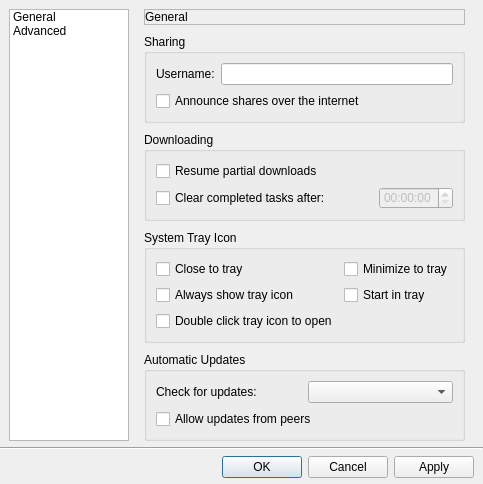
Old version of the form src/qt-gui/DialogPreferences.ui in the repository MrHacky/uftt.
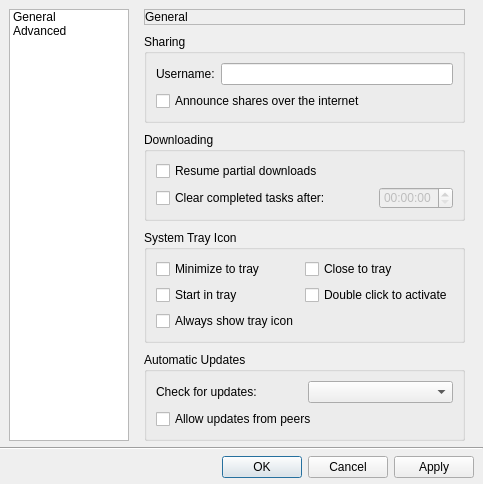
New version of the form. The open tabs and pages were chosen to show the change.

Commit message:
Improve tray icon behaviour.
- Implement start in tray option
- Implement hide to tray on close option
- Fix using the tray icon to bring uftt to the current desktop (tested in KDE4)

Diff of the .ui file:
```diff
--- a/src/qt-gui/DialogPreferences.ui
+++ b/src/qt-gui/DialogPreferences.ui
@@ -6,7 +6,7 @@
    <rect>
     <x>0</x>
     <y>0</y>
-    <width>453</width>
+    <width>455</width>
     <height>484</height>
    </rect>
   </property>
@@ -273,17 +273,7 @@
             <string>System Tray Icon</string>
            </property>
            <layout class="QGridLayout" name="gridLayout">
-            <item row="1" column="0">
-             <widget class="QCheckBox" name="checkBox_6">
-              <property name="text">
-               <string>Always show tray icon</string>
-              </property>
-              <property name="settingkey" stdset="0">
-               <string notr="true">systray.showalways</string>
-              </property>
-             </widget>
-            </item>
-            <item row="1" column="1">
+            <item row="2" column="0">
              <widget class="QCheckBox" name="checkBox_9">
               <property name="text">
                <string>Start in tray</string>
@@ -293,7 +283,27 @@
               </property>
              </widget>
             </item>
-            <item row="0" column="1">
+            <item row="2" column="1">
+             <widget class="QCheckBox" name="checkBox_7">
+              <property name="text">
+               <string>Double click to activate</string>
+              </property>
+              <property name="settingkey" stdset="0">
+               <string notr="true">systray.doubleclick</string>
+              </property>
+             </widget>
+            </item>
+            <item row="3" column="0">
+             <widget class="QCheckBox" name="checkBox_6">
+              <property name="text">
+               <string>Always show tray icon</string>
+              </property>
+              <property name="settingkey" stdset="0">
+               <string notr="true">systray.showalways</string>
+              </property>
+             </widget>
+            </item>
+            <item row="0" column="0">
              <widget class="QCheckBox" name="checkBox_5">
               <property name="text">
                <string>Minimize to tray</string>
@@ -303,7 +313,7 @@
               </property>
              </widget>
             </item>
-            <item row="0" column="0">
+            <item row="0" column="1">
              <widget class="QCheckBox" name="checkBox_4">
               <property name="text">
                <string>Close to tray</string>
@@ -313,16 +323,6 @@
               </property>
              </widget>
             </item>
-            <item row="2" column="0">
-             <widget class="QCheckBox" name="checkBox_7">
-              <property name="text">
-               <string>Double click tray icon to open</string>
-              </property>
-              <property name="settingkey" stdset="0">
-               <string notr="true">systray.doubleclick</string>
-              </property>
-             </widget>
-            </item>
            </layout>
           </widget>
          </item>
```
Left out of the diff: 4 changed lines with no effect on the pictures. The commit also changes 4 other files.
